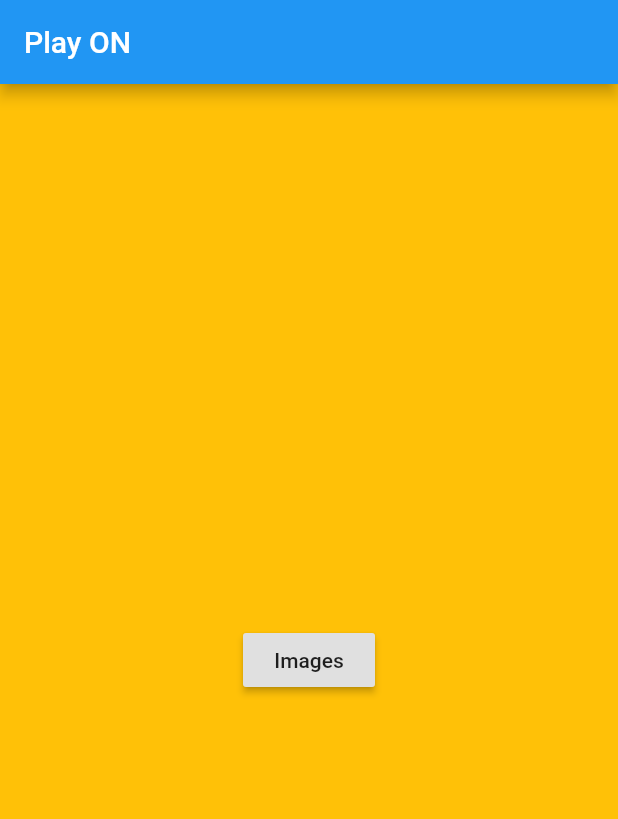
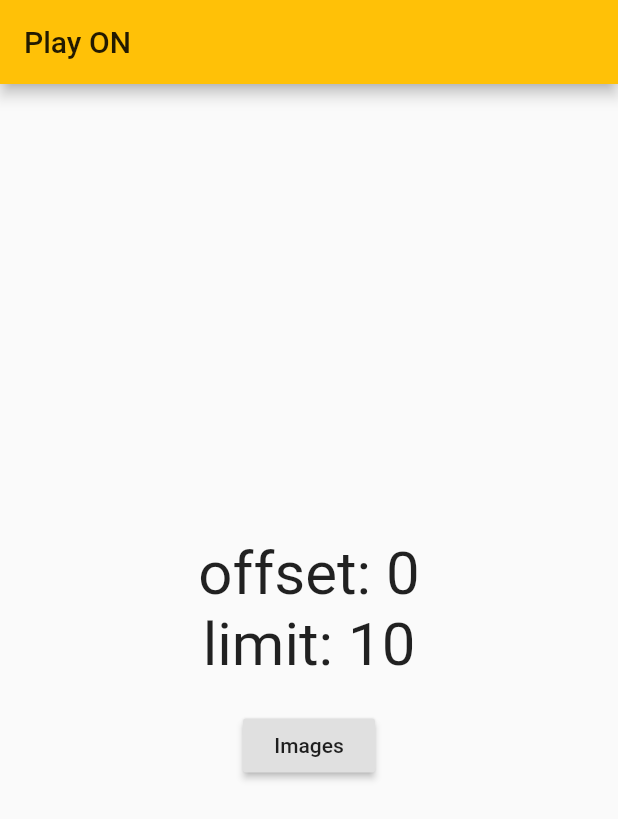
Before and after one commit to amanxnanda/Play-On, a Flutter app: the screen it shows after launch, after a tap on "Images", on a phone screen of 412 x 824 dp. Shown: the top 819 px of the screen. Run offline on Flutter 3.47's test engine with Material 2 defaults, Android fonts, the phone set to English and light mode, and no system bars; network calls fail.

```diff
--- a/lib/main.dart
+++ b/lib/main.dart
@@ -12,7 +12,7 @@ class MyApp extends StatelessWidget {
     return MaterialApp(
       title: 'Flutter Demo',
       theme: ThemeData(
-        primarySwatch: Colors.blue,
+        primarySwatch: Colors.amber,
         visualDensity: VisualDensity.adaptivePlatformDensity,
       ),
       initialRoute: '/',
--- a/lib/screens/HomePage/home_page.dart
+++ b/lib/screens/HomePage/home_page.dart
@@ -21,19 +21,35 @@ class _HomePageState extends State<HomePage> {
         title: Text('Play ON'),
       ),
       body: Container(
-        color: Colors.amber,
         child: Center(
-          child: RaisedButton(
+          child: Column(
+            mainAxisAlignment: MainAxisAlignment.center,
+            crossAxisAlignment: CrossAxisAlignment.center,
+            children: [
+              Text(
+                'offset: 0',
+                style: TextStyle(fontSize: 40.0),
+              ),
+              Text(
+                'limit: 10',
+                style: TextStyle(fontSize: 40.0),
+              ),
+              SizedBox(
+                height: 20,
+              ),
+              RaisedButton(
                 child: Text('Images'),
                 onPressed: () async {
-              final List<GenericModel> genericModel = await _as.getData(0, 10);
+                  final List<GenericModel> genericModel =
+                      await _as.getData(0, 10);
 
                   setState(() {
                     globalGenericModel = genericModel;
                   });
                   Navigator.pushNamed(context, '/second');
-              print(globalGenericModel);
                 },
+              ),
+            ],
           ),
         ),
       ),
```
Also changed, not shown: 1 other file. Lines whose indentation alone changed are shown as unchanged.
